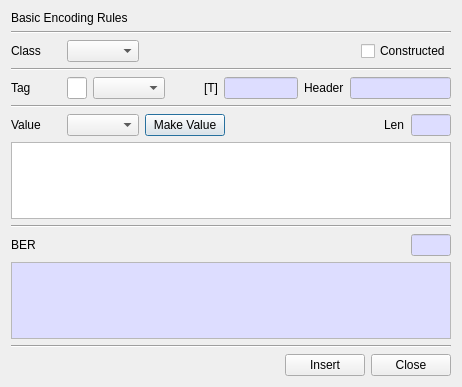
Qt form BerEditor/make_ber_dlg.ui (jykim74/BerEditor) before a commit.
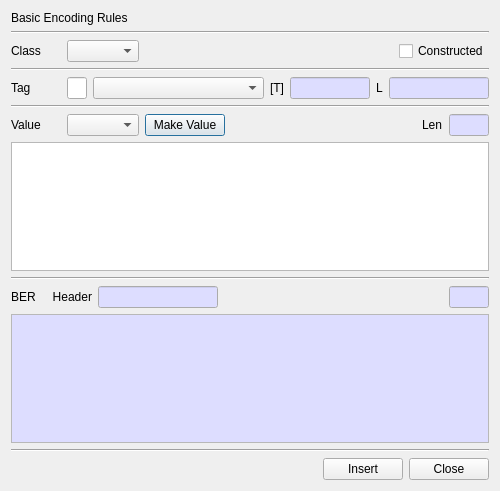
The same form after that commit.

Commit message: UI 개선

The edit to the form file:
```diff
--- a/BerEditor/make_ber_dlg.ui
+++ b/BerEditor/make_ber_dlg.ui
@@ -6,8 +6,8 @@
    <rect>
     <x>0</x>
     <y>0</y>
-    <width>462</width>
-    <height>387</height>
+    <width>500</width>
+    <height>491</height>
    </rect>
   </property>
   <property name="windowTitle">
@@ -77,43 +77,17 @@
    </item>
    <item>
     <layout class="QGridLayout" name="gridLayout_3">
-     <item row="0" column="5">
-      <widget class="QLabel" name="label_6">
-       <property name="text">
-        <string>[T]</string>
-       </property>
-      </widget>
-     </item>
-     <item row="0" column="4">
-      <spacer name="horizontalSpacer_4">
-       <property name="orientation">
-        <enum>Qt::Horizontal</enum>
-       </property>
-       <property name="sizeHint" stdset="0">
-        <size>
-         <width>40</width>
-         <height>20</height>
-        </size>
-       </property>
-      </spacer>
-     </item>
      <item row="0" column="2">
-      <widget class="QComboBox" name="mPrimitiveCombo"/>
-     </item>
-     <item row="0" column="0">
-      <widget class="QLabel" name="mTagLabel">
-       <property name="minimumSize">
-        <size>
-         <width>50</width>
-         <height>0</height>
-        </size>
-       </property>
-       <property name="text">
-        <string>Tag</string>
+      <widget class="QComboBox" name="mPrimitiveCombo">
+       <property name="sizePolicy">
+        <sizepolicy hsizetype="Expanding" vsizetype="Fixed">
+         <horstretch>0</horstretch>
+         <verstretch>0</verstretch>
+        </sizepolicy>
        </property>
       </widget>
      </item>
-     <item row="0" column="6">
+     <item row="0" column="5">
       <widget class="QLineEdit" name="mTagText">
        <property name="minimumSize">
         <size>
@@ -160,23 +134,10 @@
       </widget>
      </item>
      <item row="0" column="7">
-      <widget class="QLabel" name="label_3">
-       <property name="text">
-        <string>Header</string>
-       </property>
-      </widget>
-     </item>
-     <item row="0" column="8">
-      <widget class="QLineEdit" name="mHeaderText">
-       <property name="minimumSize">
-        <size>
-         <width>40</width>
-         <height>0</height>
-        </size>
-       </property>
+      <widget class="QLineEdit" name="mLenText">
        <property name="maximumSize">
         <size>
-         <width>120</width>
+         <width>100</width>
          <height>16777215</height>
         </size>
        </property>
@@ -204,17 +165,7 @@
            </brush>
           </colorrole>
          </inactive>
-         <disabled>
-          <colorrole role="Base">
-           <brush brushstyle="SolidPattern">
-            <color alpha="255">
-             <red>240</red>
-             <green>240</green>
-             <blue>240</blue>
-            </color>
-           </brush>
-          </colorrole>
-         </disabled>
+         <disabled/>
         </palette>
        </property>
        <property name="readOnly">
@@ -222,6 +173,33 @@
        </property>
       </widget>
      </item>
+     <item row="0" column="0">
+      <widget class="QLabel" name="mTagLabel">
+       <property name="minimumSize">
+        <size>
+         <width>50</width>
+         <height>0</height>
+        </size>
+       </property>
+       <property name="text">
+        <string>Tag</string>
+       </property>
+      </widget>
+     </item>
+     <item row="0" column="4">
+      <widget class="QLabel" name="label_6">
+       <property name="text">
+        <string>[T]</string>
+       </property>
+      </widget>
+     </item>
+     <item row="0" column="6">
+      <widget class="QLabel" name="label_8">
+       <property name="text">
+        <string>L</string>
+       </property>
+      </widget>
+     </item>
      <item row="0" column="1">
       <widget class="QLineEdit" name="mNumText">
        <property name="minimumSize">
@@ -362,7 +340,7 @@
      <property name="topMargin">
       <number>0</number>
      </property>
-     <item row="0" column="2">
+     <item row="0" column="5">
       <widget class="QLineEdit" name="mBERLenText">
        <property name="minimumSize">
         <size>
@@ -408,6 +386,62 @@
        </property>
       </widget>
      </item>
+     <item row="0" column="3">
+      <widget class="QLineEdit" name="mHeaderText">
+       <property name="minimumSize">
+        <size>
+         <width>120</width>
+         <height>0</height>
+        </size>
+       </property>
+       <property name="maximumSize">
+        <size>
+         <width>120</width>
+         <height>16777215</height>
+        </size>
+       </property>
+       <property name="palette">
+        <palette>
+         <active>
+          <colorrole role="Base">
+           <brush brushstyle="SolidPattern">
+            <color alpha="255">
+             <red>221</red>
+             <green>221</green>
+             <blue>255</blue>
+            </color>
+           </brush>
+          </colorrole>
+         </active>
+         <inactive>
+          <colorrole role="Base">
+           <brush brushstyle="SolidPattern">
+            <color alpha="255">
+             <red>221</red>
+             <green>221</green>
+             <blue>255</blue>
+            </color>
+           </brush>
+          </colorrole>
+         </inactive>
+         <disabled>
+          <colorrole role="Base">
+           <brush brushstyle="SolidPattern">
+            <color alpha="255">
+             <red>240</red>
+             <green>240</green>
+             <blue>240</blue>
+            </color>
+           </brush>
+          </colorrole>
+         </disabled>
+        </palette>
+       </property>
+       <property name="readOnly">
+        <bool>true</bool>
+       </property>
+      </widget>
+     </item>
      <item row="0" column="0">
       <widget class="QLabel" name="label_7">
        <property name="text">
@@ -415,7 +449,23 @@
        </property>
       </widget>
      </item>
-     <item row="0" column="1">
+     <item row="0" column="2">
+      <widget class="QLabel" name="label_3">
+       <property name="minimumSize">
+        <size>
+         <width>50</width>
+         <height>0</height>
+        </size>
+       </property>
+       <property name="text">
+        <string>Header</string>
+       </property>
+       <property name="alignment">
+        <set>Qt::AlignRight|Qt::AlignTrailing|Qt::AlignVCenter</set>
+       </property>
+      </widget>
+     </item>
+     <item row="0" column="4">
       <spacer name="horizontalSpacer_5">
        <property name="orientation">
         <enum>Qt::Horizontal</enum>
```
Left out of the diff: 4 changed lines with no effect on the pictures. The commit also changes 5 other files.
